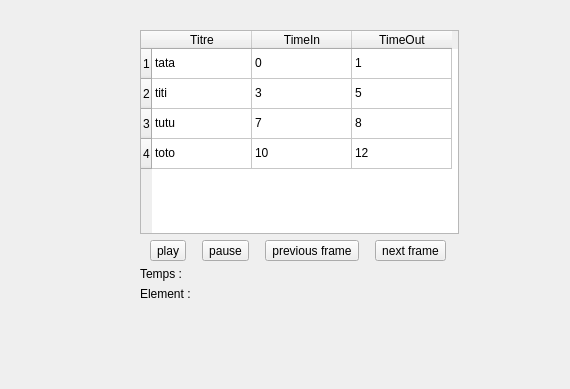
Old version of the form src/tweedy/gui/timesheet/TimeSheet.ui in the repository stopmotionimac/tweedy.
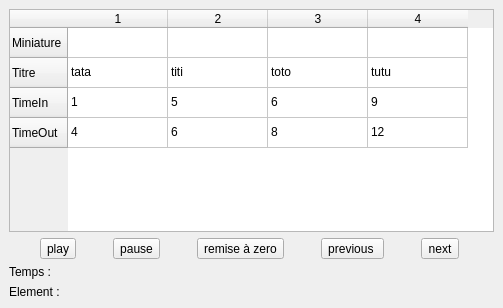
New version of the form.

Commit message: timesheet integree dans main window

Diff of the .ui file:
```diff
--- a/src/tweedy/gui/timesheet/TimeSheet.ui
+++ b/src/tweedy/gui/timesheet/TimeSheet.ui
@@ -1,122 +1,136 @@
 <?xml version="1.0" encoding="UTF-8"?>
 <ui version="4.0">
  <class>TimeSheet</class>
- <widget class="QWidget" name="TimeSheet">
+ <widget class="QDockWidget" name="TimeSheet">
   <property name="geometry">
    <rect>
     <x>0</x>
     <y>0</y>
-    <width>570</width>
-    <height>389</height>
+    <width>503</width>
+    <height>308</height>
    </rect>
   </property>
   <property name="windowTitle">
-   <string>TimeSheet</string>
+   <string>DockWidget</string>
   </property>
-  <widget class="QWidget" name="">
-   <property name="geometry">
-    <rect>
-     <x>140</x>
-     <y>30</y>
-     <width>319</width>
-     <height>271</height>
-    </rect>
-   </property>
+  <widget class="QWidget" name="Timesheet">
+   <layout class="QHBoxLayout" name="horizontalLayout_4">
+    <item>
    <layout class="QVBoxLayout" name="verticalLayout">
     <item>
      <widget class="QTableWidget" name="maTable">
       <row>
        <property name="text">
-        <string>1</string>
+          <string>Miniature</string>
        </property>
       </row>
       <row>
-       <property name="text">
-        <string>2</string>
-       </property>
-      </row>
-      <row>
-       <property name="text">
-        <string>3</string>
-       </property>
-      </row>
-      <row>
-       <property name="text">
-        <string>4</string>
-       </property>
-      </row>
-      <column>
        <property name="text">
         <string>Titre</string>
        </property>
-      </column>
-      <column>
+        </row>
+        <row>
        <property name="text">
         <string>TimeIn</string>
        </property>
-      </column>
-      <column>
+        </row>
+        <row>
        <property name="text">
         <string>TimeOut</string>
        </property>
+        </row>
+        <column>
+         <property name="text">
+          <string>1</string>
+         </property>
+        </column>
+        <column>
+         <property name="text">
+          <string>2</string>
+         </property>
+        </column>
+        <column>
+         <property name="text">
+          <string>3</string>
+         </property>
+        </column>
+        <column>
+         <property name="text">
+          <string>4</string>
+         </property>
       </column>
       <item row="0" column="0">
        <property name="text">
-        <string>tata</string>
+          <string/>
        </property>
       </item>
       <item row="0" column="1">
        <property name="text">
-        <string>0</string>
+          <string/>
        </property>
       </item>
       <item row="0" column="2">
        <property name="text">
-        <string>1</string>
+          <string/>
        </property>
       </item>
       <item row="1" column="0">
        <property name="text">
-        <string>titi</string>
+          <string>tata</string>
        </property>
       </item>
       <item row="1" column="1">
        <property name="text">
-        <string>3</string>
+          <string>titi</string>
        </property>
       </item>
       <item row="1" column="2">
        <property name="text">
-        <string>5</string>
-       </property>
-      </item>
-      <item row="2" column="0">
+          <string>toto</string>
+         </property>
+        </item>
+        <item row="1" column="3">
        <property name="text">
         <string>tutu</string>
        </property>
       </item>
+        <item row="2" column="0">
+         <property name="text">
+          <string>1</string>
+         </property>
+        </item>
       <item row="2" column="1">
        <property name="text">
-        <string>7</string>
+          <string>5</string>
        </property>
       </item>
       <item row="2" column="2">
        <property name="text">
-        <string>8</string>
+          <string>6</string>
+         </property>
+        </item>
+        <item row="2" column="3">
+         <property name="text">
+          <string>9</string>
        </property>
       </item>
       <item row="3" column="0">
        <property name="text">
-        <string>toto</string>
+          <string>4</string>
        </property>
       </item>
       <item row="3" column="1">
        <property name="text">
-        <string>10</string>
+          <string>6</string>
        </property>
       </item>
       <item row="3" column="2">
        <property name="text">
+          <string>8</string>
+         </property>
+        </item>
+        <item row="3" column="3">
+         <property name="text">
         <string>12</string>
        </property>
       </item>
@@ -138,17 +152,24 @@
         </property>
        </widget>
       </item>
+        <item>
+         <widget class="QToolButton" name="zeroButton">
+          <property name="text">
+           <string>remise à zero</string>
+          </property>
+         </widget>
+        </item>
       <item>
        <widget class="QToolButton" name="previousButton">
         <property name="text">
-         <string>previous frame</string>
+           <string>previous </string>
         </property>
        </widget>
       </item>
       <item>
        <widget class="QToolButton" name="nextButton">
         <property name="text">
-         <string>next frame</string>
+           <string>next</string>
         </property>
        </widget>
       </item>
@@ -189,6 +210,8 @@
            <string/>
           </property>
          </widget>
+          </item>
+         </layout>
         </item>
        </layout>
       </item>
```
Lines whose indentation alone changed are shown as unchanged. The commit also changes 6 other files.
